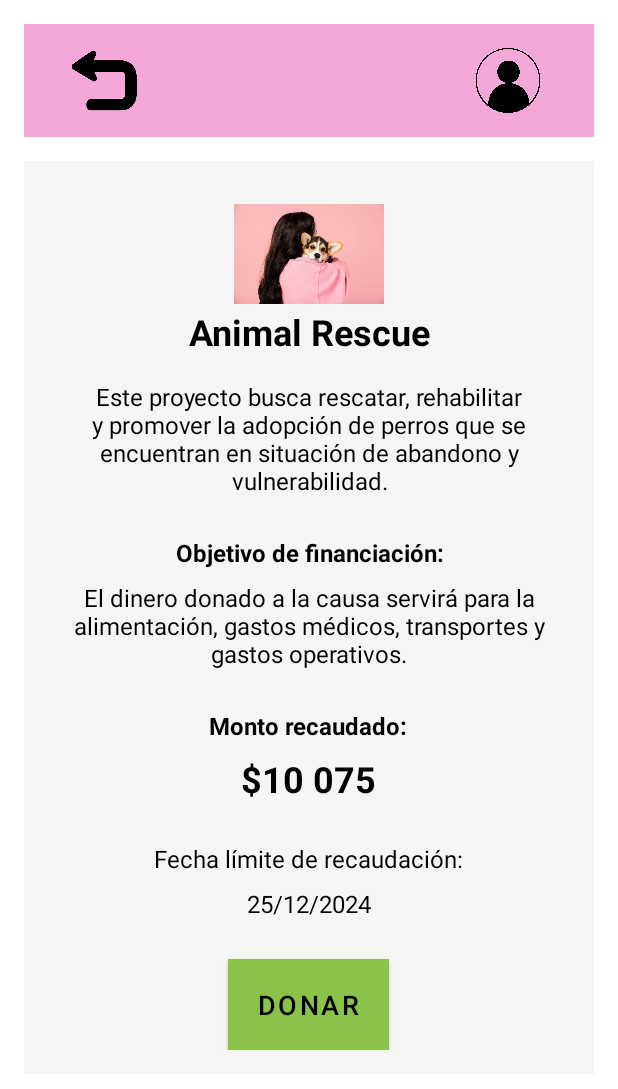
After one commit to Josue-Echeverria/ProyectoAP, an Android app: the layout detalles_proyectos.xml on its own in the app's theme, with its tools: preview values and no code run, on a phone screen of 412 x 824 dp. The commit adds this screen. Shown: the top 1089 px of the screen. Run offline under Robolectric (Android 15) with nearby library versions, the phone set to English and light mode, and no system bars.

Commit message:
Pantalla detalles proyecto
y arreglo proyectos

```diff
--- /dev/null
+++ b/HappyBirthday/app/src/main/res/layout/detalles_proyectos.xml
@@ -0,0 +1,159 @@
+<?xml version="1.0" encoding="utf-8"?>
+<LinearLayout xmlns:android="http://schemas.android.com/apk/res/android"
+    xmlns:app="http://schemas.android.com/apk/res-auto"
+    android:layout_width="match_parent"
+    android:layout_height="match_parent"
+    android:orientation="vertical"
+    android:background="#ffffff"
+    android:padding="16dp">
+
+    <LinearLayout
+        android:layout_width="match_parent"
+        android:layout_height="wrap_content"
+        android:orientation="horizontal"
+        android:background="#F4A8D8"
+        android:padding="16dp">
+
+        <!-- Back Arrow -->
+
+        <!-- Title -->
+        <!-- Back Arrow -->
+        <ImageView
+            android:id="@+id/back_arrow"
+            android:layout_width="44dp"
+            android:layout_height="43dp"
+            android:layout_gravity="center_vertical"
+            android:layout_marginStart="15dp"
+            android:contentDescription="Back"
+            android:src="@drawable/flecha_regreso" />
+
+        <ImageView
+            android:id="@+id/perfil"
+            android:layout_width="44dp"
+            android:layout_height="43dp"
+            android:layout_gravity="center_vertical"
+            android:layout_marginStart="225dp"
+            android:contentDescription="Back"
+            android:src="@drawable/perfil" />
+    </LinearLayout>
+
+    <!-- Content Section -->
+    <LinearLayout
+        android:layout_width="match_parent"
+        android:layout_height="wrap_content"
+        android:background="#f5f5f5"
+        android:gravity="center"
+        android:orientation="vertical"
+        android:padding="16dp"
+        android:layout_marginTop="16dp">
+
+        <ImageView
+            android:id="@+id/project_image"
+            android:layout_width="100dp"
+            android:layout_height="71dp"
+            android:layout_marginTop="10dp"
+            android:src="@drawable/animalrescue" />
+        <!-- Project Title -->
+        <TextView
+            android:id="@+id/project_title"
+            android:layout_width="wrap_content"
+            android:layout_height="wrap_content"
+            android:layout_marginBottom="16dp"
+            android:gravity="center"
+            android:text="Animal Rescue"
+            android:textColor="#000000"
+            android:textSize="24sp"
+            android:textStyle="bold" />
+
+        <!-- Project Description -->
+        <TextView
+            android:id="@+id/project_description"
+            android:layout_width="wrap_content"
+            android:layout_height="wrap_content"
+            android:layout_marginBottom="26dp"
+            android:gravity="center"
+            android:text="Este proyecto busca rescatar, rehabilitar y promover la adopción de perros que se encuentran en situación de abandono y vulnerabilidad."
+            android:textColor="#000000"
+            android:textSize="16sp" />
+
+        <!-- Objective Section -->
+        <TextView
+            android:id="@+id/project_objective_title"
+            android:layout_width="wrap_content"
+            android:layout_height="wrap_content"
+            android:layout_marginBottom="8dp"
+            android:gravity="center"
+            android:text="Objetivo de financiación:"
+            android:textColor="#000000"
+            android:textSize="16sp"
+            android:textStyle="bold" />
+
+        <TextView
+            android:id="@+id/project_objective_description"
+            android:layout_width="wrap_content"
+            android:layout_height="wrap_content"
+            android:layout_marginBottom="26dp"
+            android:gravity="center"
+            android:text="El dinero donado a la causa servirá para la alimentación, gastos médicos, transportes y gastos operativos."
+            android:textColor="#000000"
+            android:textSize="16sp" />
+
+        <!-- Raised Amount -->
+        <TextView
+            android:id="@+id/raised_amount_label"
+            android:layout_width="wrap_content"
+            android:layout_height="wrap_content"
+            android:layout_marginBottom="8dp"
+            android:gravity="center"
+            android:text="Monto recaudado:"
+            android:textColor="#000000"
+            android:textSize="16sp"
+            android:textStyle="bold" />
+
+        <TextView
+            android:id="@+id/raised_amount"
+            android:layout_width="wrap_content"
+            android:layout_height="wrap_content"
+            android:layout_marginBottom="26dp"
+            android:gravity="center"
+            android:text="$10 075"
+            android:textColor="#000000"
+            android:textSize="24sp"
+            android:textStyle="bold" />
+
+        <!-- Deadline -->
+        <TextView
+            android:id="@+id/deadline_label"
+            android:layout_width="wrap_content"
+            android:layout_height="wrap_content"
+            android:layout_marginBottom="8dp"
+            android:gravity="center"
+            android:text="Fecha límite de recaudación:"
+            android:textColor="#000000"
+            android:textSize="16sp" />
+
+        <TextView
+            android:id="@+id/deadline_date"
+            android:layout_width="wrap_content"
+            android:layout_height="wrap_content"
+            android:layout_marginBottom="26dp"
+            android:gravity="center"
+            android:text="25/12/2024"
+            android:textColor="#000000"
+            android:textSize="16sp" />
+
+        <!-- Donate Button -->
+        <Button
+            android:id="@+id/donate_button"
+            android:layout_width="107dp"
+            android:layout_height="wrap_content"
+            android:layout_gravity="center"
+            android:background="#8BC34A"
+            android:padding="12dp"
+            android:text="DONAR"
+            android:textColor="#000000"
+            android:textSize="18sp"
+            app:backgroundTint="#8BC34A" />
+    </LinearLayout>
+
+</LinearLayout>
--- a/HappyBirthday/app/src/main/res/layout/proyectos.xml
+++ b/HappyBirthday/app/src/main/res/layout/proyectos.xml
@@ -29,7 +29,7 @@
             android:textSize="25sp"
             android:textColor="#000000" />
         <ImageView
-            android:id="@+id/back_arrow"
+            android:id="@+id/perfil"
             android:layout_width="44dp"
             android:layout_height="43dp"
             android:layout_gravity="center_vertical"
```
